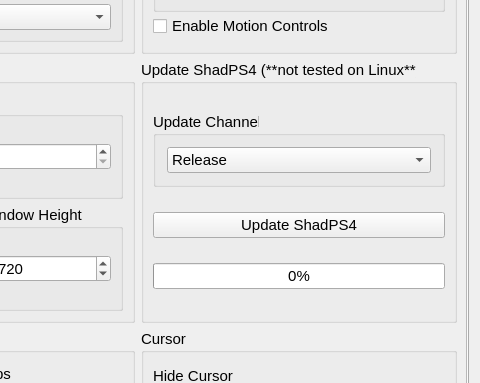
Old version of the form settings/ShadSettings.ui in the repository rainmakerv3/BB_Launcher; both pictures show x 525 to 1005 and y 147 to 530 of the 1005 by 800 pixel window.
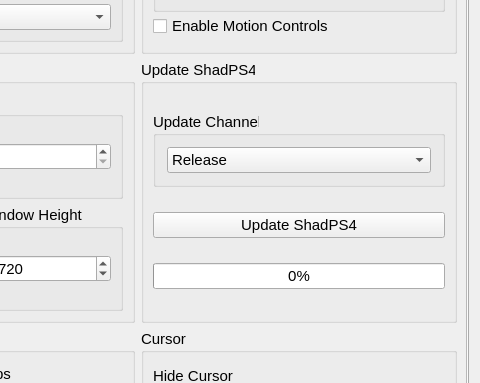
New version of the form. Icons and pictures are not drawn.

Commit message: Add settings description text on mouse hover

Patch:
```diff
--- a/settings/ShadSettings.ui
+++ b/settings/ShadSettings.ui
@@ -673,7 +673,7 @@
                </font>
               </property>
               <property name="title">
-               <string>Update ShadPS4 (**not tested on Linux**)</string>
+               <string>Update ShadPS4</string>
               </property>
               <layout class="QVBoxLayout" name="verticalLayout_2">
                <item>
```
The commit also changes 2 other files.
